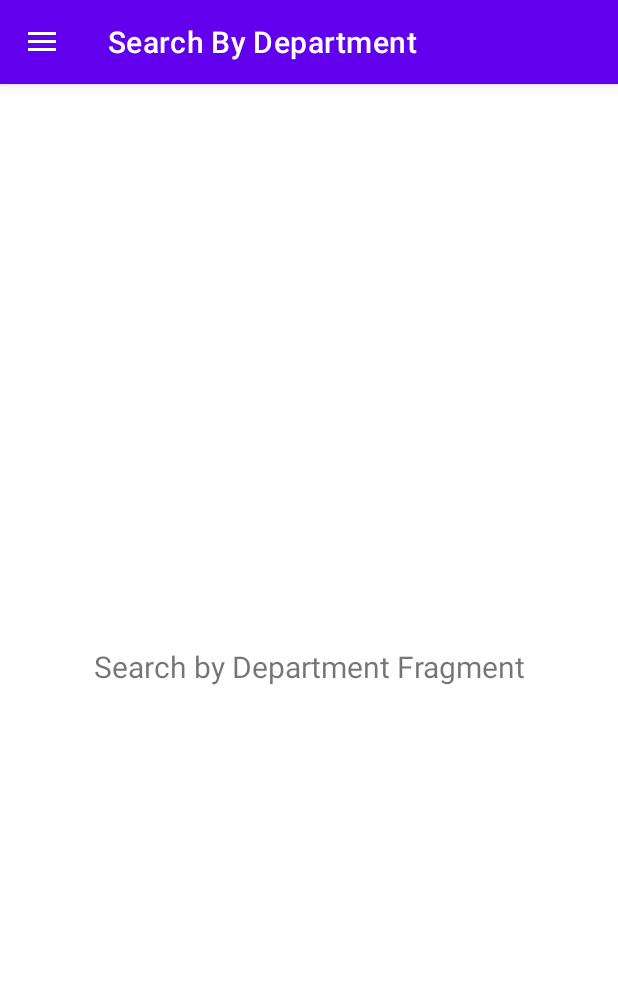
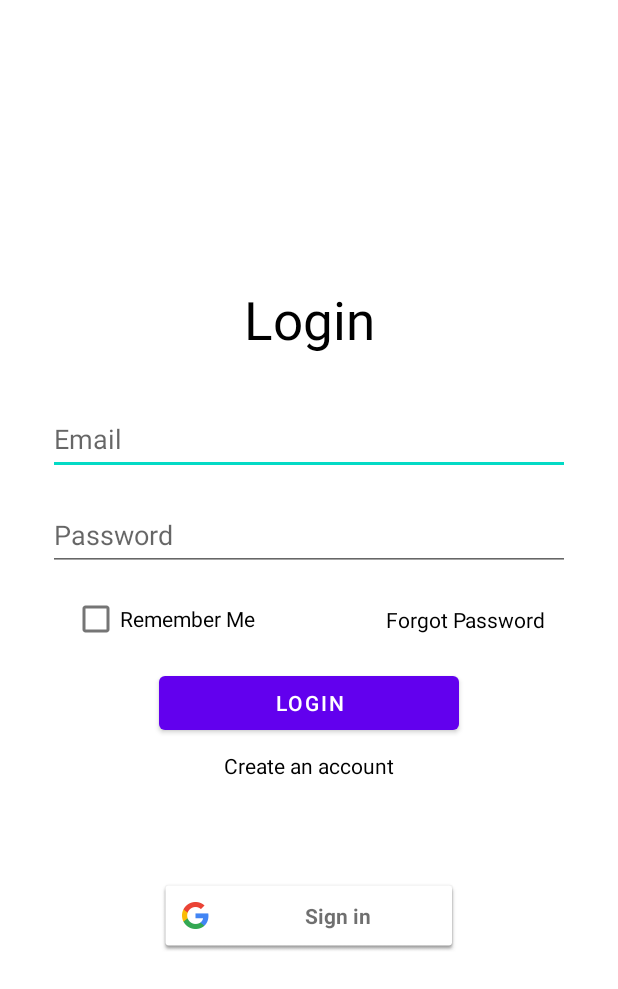
Before and after one commit to Blinkfrosty/MedFinder, an Android app: the screen it shows after launch (MainActivity before the commit, SignInActivity after it), on a phone screen of 412 x 824 dp. Shown: the top 989 px of the screen. Run offline under Robolectric (Android 15) with nearby library versions, the phone set to English and light mode, and no system bars; our stand-ins replace Firebase (no records; nobody signed in at launch, a user with empty details on screens opened directly).

Commit message:
Partial implementation of Login

```diff
--- a/app/build.gradle
+++ b/app/build.gradle
@@ -37,6 +37,7 @@ dependencies {
     implementation libs.firebase.database
     implementation libs.firebase.auth
     implementation libs.firebase.storage
+    implementation libs.play.services.auth
     implementation libs.appcompat
     implementation libs.material
     implementation libs.constraintlayout
--- a/app/src/main/java/com/blinkfrosty/medfinder/MainActivity.java
+++ b/app/src/main/java/com/blinkfrosty/medfinder/MainActivity.java
@@ -1,6 +1,7 @@
 package com.blinkfrosty.medfinder;
 
 import android.app.AlertDialog;
+import android.content.Intent;
 import android.os.Bundle;
 import android.view.View;
 import android.widget.Button;
@@ -19,6 +20,7 @@ import androidx.drawerlayout.widget.DrawerLayout;
 import androidx.appcompat.app.AppCompatActivity;
 
 import com.blinkfrosty.medfinder.databinding.ActivityMainBinding;
+import com.google.firebase.auth.FirebaseAuth;
 
 public class MainActivity extends AppCompatActivity {
 
@@ -88,8 +90,9 @@ public class MainActivity extends AppCompatActivity {
 
         Button buttonYes = dialogView.findViewById(R.id.logout_dialog_button_yes);
         buttonYes.setOnClickListener(v -> {
-            // TODO: Implement logout and remove this toast message
-            Toast.makeText(MainActivity.this, "Logout not implemented yet", Toast.LENGTH_SHORT).show();
+            FirebaseAuth.getInstance().signOut();
+            startActivity(new Intent(MainActivity.this, SignInActivity.class));
+            finish();
         });
 
         dialog.show();
--- /dev/null
+++ b/app/src/main/java/com/blinkfrosty/medfinder/SignInActivity.java
@@ -0,0 +1,28 @@
+package com.blinkfrosty.medfinder;
+
+import android.os.Bundle;
+import androidx.appcompat.app.AppCompatActivity;
+import androidx.fragment.app.Fragment;
+import androidx.fragment.app.FragmentTransaction;
+
+import com.blinkfrosty.medfinder.ui.login.LoginFragment;
+
+public class SignInActivity extends AppCompatActivity {
+
+    @Override
+    protected void onCreate(Bundle savedInstanceState) {
+        super.onCreate(savedInstanceState);
+        setContentView(R.layout.activity_sign_in);
+
+        if (savedInstanceState == null) {
+            loadFragment(new LoginFragment());
+        }
+    }
+
+    public void loadFragment(Fragment fragment) {
+        FragmentTransaction transaction = getSupportFragmentManager().beginTransaction();
+        transaction.replace(R.id.fragment_container, fragment);
+        transaction.addToBackStack(null);
+        transaction.commit();
+    }
+}
--- /dev/null
+++ b/app/src/main/java/com/blinkfrosty/medfinder/ui/login/LoginFragment.java
@@ -0,0 +1,138 @@
+package com.blinkfrosty.medfinder.ui.login;
+
+import android.content.Intent;
+import android.os.Bundle;
+import android.text.TextUtils;
+import android.view.LayoutInflater;
+import android.view.View;
+import android.view.ViewGroup;
+import android.widget.CheckBox;
+import android.widget.EditText;
+import android.widget.ProgressBar;
+import android.widget.TextView;
+import android.widget.Toast;
+
+import androidx.annotation.NonNull;
+import androidx.annotation.Nullable;
+import androidx.fragment.app.Fragment;
+
+import com.blinkfrosty.medfinder.MainActivity;
+import com.blinkfrosty.medfinder.R;
+import com.google.android.gms.auth.api.signin.GoogleSignIn;
+import com.google.android.gms.auth.api.signin.GoogleSignInAccount;
+import com.google.android.gms.auth.api.signin.GoogleSignInClient;
+import com.google.android.gms.auth.api.signin.GoogleSignInOptions;
+import com.google.android.gms.common.api.ApiException;
+import com.google.android.gms.tasks.OnCompleteListener;
+import com.google.android.gms.tasks.Task;
+import com.google.firebase.auth.AuthCredential;
+import com.google.firebase.auth.FirebaseAuth;
+import com.google.firebase.auth.FirebaseUser;
+import com.google.firebase.auth.GoogleAuthProvider;
+
+import java.util.Objects;
+
+public class LoginFragment extends Fragment {
+
+    private static final int RC_SIGN_IN = 9001;
+    private FirebaseAuth mAuth;
+    private GoogleSignInClient mGoogleSignInClient;
+    private EditText emailEditText, passwordEditText;
+    private CheckBox rememberMeCheckBox;
+    private ProgressBar progressBar;
+
+    @Nullable
+    @Override
+    public View onCreateView(@NonNull LayoutInflater inflater, @Nullable ViewGroup container, @Nullable Bundle savedInstanceState) {
+        View view = inflater.inflate(R.layout.fragment_login, container, false);
+
+        mAuth = FirebaseAuth.getInstance();
+        emailEditText = view.findViewById(R.id.email);
+        passwordEditText = view.findViewById(R.id.password);
+        rememberMeCheckBox = view.findViewById(R.id.remember_me);
+        progressBar = view.findViewById(R.id.progress_bar);
+
+        view.findViewById(R.id.login_button).setOnClickListener(v -> loginUser());
+        view.findViewById(R.id.google_sign_in_button).setOnClickListener(v -> signInWithGoogle());
+        // TODO: Implement the forgot password and create account functionality
+//        view.findViewById(R.id.forgot_password).setOnClickListener(v -> ((SignInActivity) getActivity()).loadFragment(new ResetPasswordFragment()));
+//        view.findViewById(R.id.create_account).setOnClickListener(v -> ((SignInActivity) getActivity()).loadFragment(new SignUpFragment()));
+
+        GoogleSignInOptions gso = new GoogleSignInOptions.Builder(GoogleSignInOptions.DEFAULT_SIGN_IN)
+                .requestIdToken(getString(R.string.default_web_client_id))
+                .requestEmail()
+                .build();
+        mGoogleSignInClient = GoogleSignIn.getClient(requireActivity(), gso);
+
+        return view;
+    }
+
+    private void loginUser() {
+        String email = emailEditText.getText().toString().trim();
+        String password = passwordEditText.getText().toString().trim();
+
+        if (TextUtils.isEmpty(email)) {
+            emailEditText.setError("Email is required.");
+            return;
+        }
+
+        if (TextUtils.isEmpty(password)) {
+            passwordEditText.setError("Password is required.");
+            return;
+        }
+
+        progressBar.setVisibility(View.VISIBLE);
+
+        mAuth.signInWithEmailAndPassword(email, password)
+                .addOnCompleteListener(task -> {
+                    progressBar.setVisibility(View.GONE);
+                    if (task.isSuccessful()) {
+                        FirebaseUser user = mAuth.getCurrentUser();
+                        if (rememberMeCheckBox.isChecked()) {
+                            // TODO: Implement session persistence
+                        }
+                        startActivity(new Intent(getActivity(), MainActivity.class));
+                        requireActivity().finish();
+                    } else {
+                        Toast.makeText(getActivity(), "Authentication failed.", Toast.LENGTH_SHORT).show();
+                    }
+                });
+    }
+
+    // TODO: Fix deprecated stuff
+    private void signInWithGoogle() {
+        Intent signInIntent = mGoogleSignInClient.getSignInIntent();
+        startActivityForResult(signInIntent, RC_SIGN_IN);
+    }
+
+    @Override
+    public void onActivityResult(int requestCode, int resultCode, @Nullable Intent data) {
+        super.onActivityResult(requestCode, resultCode, data);
+
+        if (requestCode == RC_SIGN_IN) {
+            Task<GoogleSignInAccount> task = GoogleSignIn.getSignedInAccountFromIntent(data);
+            try {
+                GoogleSignInAccount account = task.getResult(ApiException.class);
+                firebaseAuthWithGoogle(account);
+            } catch (ApiException e) {
+                Toast.makeText(getActivity(), "Google sign in failed.", Toast.LENGTH_SHORT).show();
+            }
+        }
+    }
+
+    private void firebaseAuthWithGoogle(GoogleSignInAccount acct) {
+        progressBar.setVisibility(View.VISIBLE);
+        AuthCredential credential = GoogleAuthProvider.getCredential(acct.getIdToken(), null);
+        mAuth.signInWithCredential(credential)
+                .addOnCompleteListener(requireActivity(), task -> {
+                    progressBar.setVisibility(View.GONE);
+                    if (task.isSuccessful()) {
+                        FirebaseUser user = mAuth.getCurrentUser();
+                        startActivity(new Intent(getActivity(), MainActivity.class));
+                        requireActivity().finish();
+                    } else {
+                        Toast.makeText(getActivity(), "Authentication failed.", Toast.LENGTH_SHORT).show();
+                    }
+                });
+    }
+}
--- /dev/null
+++ b/app/src/main/res/layout/activity_sign_in.xml
@@ -0,0 +1,5 @@
+<?xml version="1.0" encoding="utf-8"?>
+<FrameLayout xmlns:android="http://schemas.android.com/apk/res/android"
+    android:id="@+id/fragment_container"
+    android:layout_width="match_parent"
+    android:layout_height="match_parent" />
--- /dev/null
+++ b/app/src/main/res/layout/fragment_login.xml
@@ -0,0 +1,137 @@
+<?xml version="1.0" encoding="utf-8"?>
+<androidx.constraintlayout.widget.ConstraintLayout xmlns:android="http://schemas.android.com/apk/res/android"
+    xmlns:app="http://schemas.android.com/apk/res-auto"
+    xmlns:tools="http://schemas.android.com/tools"
+    android:layout_width="match_parent"
+    android:layout_height="match_parent"
+    tools:context=".ui.login.LoginFragment">
+
+    <androidx.constraintlayout.widget.ConstraintLayout
+        android:id="@+id/ui_container"
+        android:layout_width="match_parent"
+        android:layout_height="wrap_content"
+        android:paddingStart="16dp"
+        android:paddingTop="16dp"
+        android:paddingEnd="16dp"
+        android:paddingBottom="16dp"
+        app:layout_constraintBottom_toBottomOf="parent"
+        app:layout_constraintEnd_toEndOf="parent"
+        app:layout_constraintStart_toStartOf="parent"
+        app:layout_constraintTop_toTopOf="parent" >
+
+        <TextView
+            android:id="@+id/title_text"
+            android:layout_width="wrap_content"
+            android:layout_height="wrap_content"
+            android:text="Login"
+            android:textColor="#000"
+            android:textSize="35sp"
+            app:layout_constraintEnd_toEndOf="parent"
+            app:layout_constraintStart_toStartOf="parent"
+            app:layout_constraintTop_toTopOf="parent" />
+
+        <EditText
+            android:id="@+id/email"
+            android:layout_width="0dp"
+            android:layout_height="48dp"
+            android:layout_marginStart="16dp"
+            android:layout_marginTop="32dp"
+            android:layout_marginEnd="16dp"
+            android:hint="Email"
+            android:inputType="textEmailAddress"
+            app:layout_constraintEnd_toEndOf="parent"
+            app:layout_constraintStart_toStartOf="parent"
+            app:layout_constraintTop_toBottomOf="@id/title_text" />
+
+        <EditText
+            android:id="@+id/password"
+            android:layout_width="0dp"
+            android:layout_height="48dp"
+            android:layout_marginStart="16dp"
+            android:layout_marginTop="16dp"
+            android:layout_marginEnd="16dp"
+            android:hint="Password"
+            android:inputType="textPassword"
+            app:layout_constraintEnd_toEndOf="parent"
+            app:layout_constraintStart_toStartOf="parent"
+            app:layout_constraintTop_toBottomOf="@id/email" />
+
+        <androidx.constraintlayout.widget.ConstraintLayout
+            android:id="@+id/checkbox_container"
+            android:layout_width="match_parent"
+            android:layout_height="wrap_content"
+            android:layout_marginStart="16dp"
+            android:layout_marginTop="8dp"
+            android:layout_marginEnd="16dp"
+            app:layout_constraintEnd_toEndOf="parent"
+            app:layout_constraintStart_toStartOf="parent"
+            app:layout_constraintTop_toBottomOf="@id/password">
+
+            <CheckBox
+                android:id="@+id/remember_me"
+                android:layout_width="wrap_content"
+                android:layout_height="wrap_content"
+                android:layout_marginStart="16dp"
+                android:text="Remember Me"
+                app:layout_constraintBottom_toBottomOf="parent"
+                app:layout_constraintStart_toStartOf="parent"
+                app:layout_constraintTop_toTopOf="parent" />
+
+            <TextView
+                android:id="@+id/forgot_password"
+                android:layout_width="wrap_content"
+                android:layout_height="wrap_content"
+                android:layout_marginEnd="16dp"
+                android:text="Forgot Password"
+                android:textColor="@color/material_dynamic_secondary0"
+                app:layout_constraintBottom_toBottomOf="parent"
+                app:layout_constraintEnd_toEndOf="parent"
+                app:layout_constraintTop_toTopOf="parent" />
+        </androidx.constraintlayout.widget.ConstraintLayout>
+
+        <Button
+            android:id="@+id/login_button"
+            android:layout_width="200dp"
+            android:layout_height="wrap_content"
+            android:layout_marginStart="60dp"
+            android:layout_marginTop="8dp"
+            android:layout_marginEnd="60dp"
+            android:text="Login"
+            app:layout_constraintEnd_toEndOf="parent"
+            app:layout_constraintStart_toStartOf="parent"
+            app:layout_constraintTop_toBottomOf="@id/checkbox_container" />
+
+        <TextView
+            android:id="@+id/create_account"
+            android:layout_width="wrap_content"
+            android:layout_height="wrap_content"
+            android:layout_marginTop="8dp"
+            android:text="Create an account"
+            android:textColor="@color/material_dynamic_secondary0"
+            app:layout_constraintEnd_toEndOf="parent"
+            app:layout_constraintStart_toStartOf="parent"
+            app:layout_constraintTop_toBottomOf="@+id/login_button" />
+
+        <com.google.android.gms.common.SignInButton
+            android:id="@+id/google_sign_in_button"
+            android:layout_width="200dp"
+            android:layout_height="wrap_content"
+            android:layout_marginTop="66dp"
+            app:layout_constraintBottom_toBottomOf="parent"
+            app:layout_constraintEnd_toEndOf="parent"
+            app:layout_constraintStart_toStartOf="parent"
+            app:layout_constraintTop_toBottomOf="@id/create_account" />
+
+        <ProgressBar
+            android:id="@+id/progress_bar"
+            android:layout_width="wrap_content"
+            android:layout_height="wrap_content"
+            android:layout_marginTop="8dp"
+            android:visibility="gone"
+            app:layout_constraintEnd_toEndOf="parent"
+            app:layout_constraintStart_toStartOf="parent"
+            app:layout_constraintTop_toBottomOf="@+id/create_account" />
+
+    </androidx.constraintlayout.widget.ConstraintLayout>
+
+</androidx.constraintlayout.widget.ConstraintLayout>
--- a/gradle/libs.versions.toml
+++ b/gradle/libs.versions.toml
@@ -1,6 +1,7 @@
 [versions]
 agp = "8.6.1"
 firebaseBom = "33.3.0"
+playServicesAuth = "21.2.0"
 googleServices = "4.4.2"
 junit = "4.13.2"
 junitVersion = "1.2.1"
@@ -18,6 +19,7 @@ firebase-bom = { module = "com.google.firebase:firebase-bom", version.ref = "fir
 firebase-auth = { module = "com.google.firebase:firebase-auth" }
 firebase-storage = { module = "com.google.firebase:firebase-storage" }
 firebase-database = { module = "com.google.firebase:firebase-database" }
+play-services-auth = { module = "com.google.android.gms:play-services-auth", version.ref = "playServicesAuth" }
 junit = { group = "junit", name = "junit", version.ref = "junit" }
 ext-junit = { group = "androidx.test.ext", name = "junit", version.ref = "junitVersion" }
 espresso-core = { group = "androidx.test.espresso", name = "espresso-core", version.ref = "espressoCore" }
```
Also changed, not shown: app/src/main/AndroidManifest.xml (+6 -3 lines), 1 other file.
